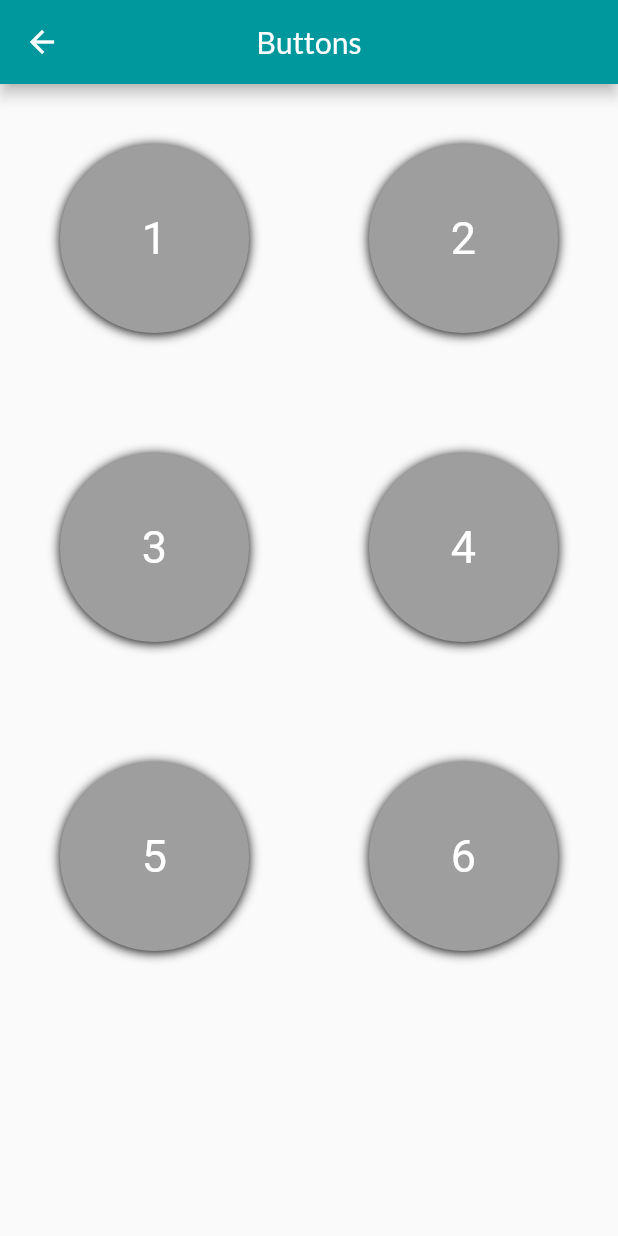
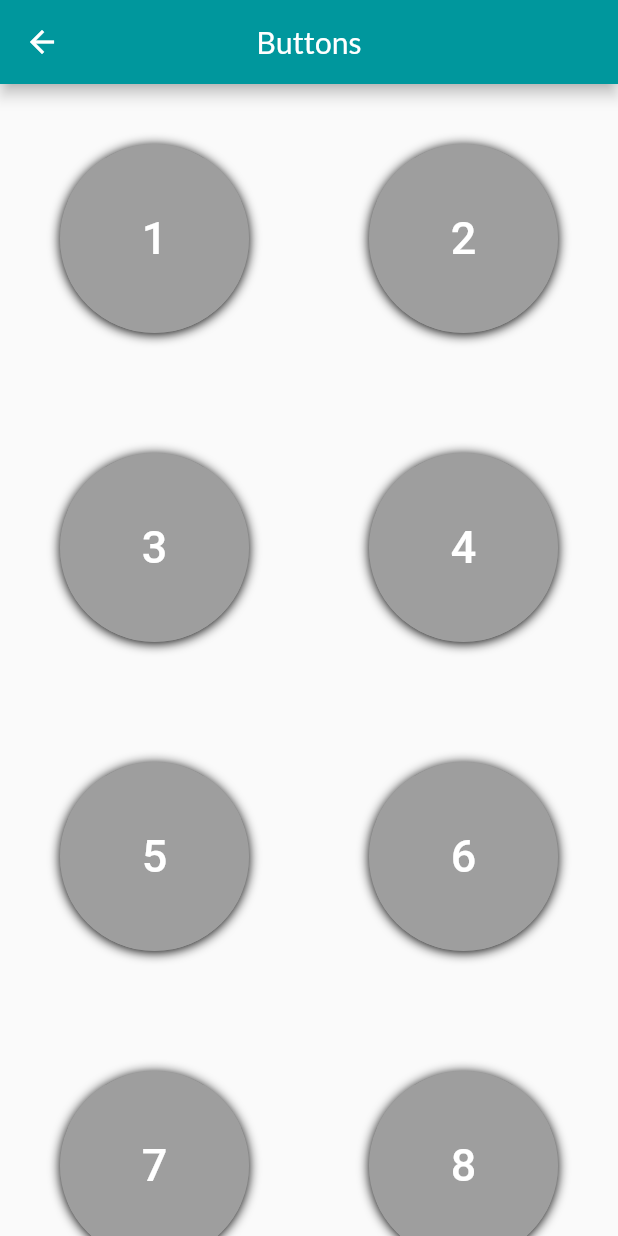
Before and after one commit to shanindur/flutter-bluetooth-controller, a Flutter app: the ButtonScreen screen opened directly, on a phone screen of 412 x 824 dp. Run offline on Flutter 3.47's test engine with Material 2 defaults, Android fonts, the phone set to English and light mode, and no system bars; our stand-ins replace flutter_bluetooth_serial, flutter_switch, vibration.

Commit message:
Added raised button

```diff
--- a/application/lib/screens/button_screen.dart
+++ b/application/lib/screens/button_screen.dart
@@ -62,11 +62,6 @@ class _ButtonScreenState extends State<ButtonScreen> {
         children: <Widget>[
           Padding(
               padding: const EdgeInsets.all(40.0),
-          child: InkWell(
-            onTap: (){
-              _sendMessageToBluetooth("1");
-            },
-            borderRadius: BorderRadius.circular(50.0),
               child: Container(
                 decoration: BoxDecoration(
                   shape: BoxShape.circle,
@@ -79,21 +74,24 @@ class _ButtonScreenState extends State<ButtonScreen> {
                     ),
                   ],
                 ),
-              child: Center(child: Text("1",
+                child: ClipOval(
+                  child: RaisedButton(
+                    onPressed: () {
+                      _sendMessageToBluetooth("1");
+                      Vibration.vibrate(duration: 100);
+                    },
+                    color: Colors.grey,
+                    child: Text("1",
                       style: TextStyle(
                           color: Colors.white,
                           fontSize: 30.0
-              ),)),
+                      ),),
                   ),
                 ),
+              )
           ),
           Padding(
               padding: const EdgeInsets.all(40.0),
-            child: InkWell(
-              onTap: (){
-                _sendMessageToBluetooth("2");
-              },
-              borderRadius: BorderRadius.circular(100.0),
               child: Container(
                 decoration: BoxDecoration(
                   shape: BoxShape.circle,
@@ -106,21 +104,24 @@ class _ButtonScreenState extends State<ButtonScreen> {
                     ),
                   ],
                 ),
-                child: Center(child: Text("2",
+                child: ClipOval(
+                  child: RaisedButton(
+                    onPressed: () {
+                      _sendMessageToBluetooth("2");
+                      Vibration.vibrate(duration: 100);
+                    },
+                    color: Colors.grey,
+                    child: Text("2",
                       style: TextStyle(
                           color: Colors.white,
                           fontSize: 30.0
-                  ),)),
+                      ),),
                   ),
                 ),
+              )
           ),
           Padding(
               padding: const EdgeInsets.all(40.0),
-            child: InkWell(
-              onTap: (){
-                _sendMessageToBluetooth("3");
-              },
-              borderRadius: BorderRadius.circular(50.0),
               child: Container(
                 decoration: BoxDecoration(
                   shape: BoxShape.circle,
@@ -133,21 +134,24 @@ class _ButtonScreenState extends State<ButtonScreen> {
                     ),
                   ],
                 ),
-                child: Center(child: Text("3",
+                child: ClipOval(
+                  child: RaisedButton(
+                    onPressed: () {
+                      _sendMessageToBluetooth("3");
+                      Vibration.vibrate(duration: 100);
+                    },
+                    color: Colors.grey,
+                    child: Text("3",
                       style: TextStyle(
                           color: Colors.white,
                           fontSize: 30.0
-                  ),)),
+                      ),),
                   ),
                 ),
+              )
           ),
           Padding(
               padding: const EdgeInsets.all(40.0),
-            child: InkWell(
-              onTap: (){
-                _sendMessageToBluetooth("4");
-              },
-              borderRadius: BorderRadius.circular(50.0),
               child: Container(
                 decoration: BoxDecoration(
                   shape: BoxShape.circle,
@@ -160,21 +164,24 @@ class _ButtonScreenState extends State<ButtonScreen> {
                     ),
                   ],
                 ),
-                child: Center(child: Text("4",
+                child: ClipOval(
+                  child: RaisedButton(
+                    onPressed: () {
+                      _sendMessageToBluetooth("4");
+                      Vibration.vibrate(duration: 100);
+                    },
+                    color: Colors.grey,
+                    child: Text("4",
                       style: TextStyle(
                           color: Colors.white,
                           fontSize: 30.0
-                  ),)),
+                      ),),
                   ),
                 ),
+              )
           ),
           Padding(
               padding: const EdgeInsets.all(40.0),
-            child: InkWell(
-              onTap: (){
-                _sendMessageToBluetooth("5");
-              },
-              borderRadius: BorderRadius.circular(50.0),
               child: Container(
                 decoration: BoxDecoration(
                   shape: BoxShape.circle,
@@ -187,21 +194,24 @@ class _ButtonScreenState extends State<ButtonScreen> {
                     ),
                   ],
                 ),
-                child: Center(child: Text("5",
+                child: ClipOval(
+                  child: RaisedButton(
+                    onPressed: () {
+                      _sendMessageToBluetooth("5");
+                      Vibration.vibrate(duration: 100);
+                    },
+                    color: Colors.grey,
+                    child: Text("5",
                       style: TextStyle(
                           color: Colors.white,
                           fontSize: 30.0
-                  ),)),
+                      ),),
                   ),
                 ),
+              )
           ),
           Padding(
               padding: const EdgeInsets.all(40.0),
-            child: GestureDetector(
-              onTap: (){
-                Vibration.vibrate(duration: 1000);
-                _sendMessageToBluetooth("6");
-              },
               child: Container(
                 decoration: BoxDecoration(
                   shape: BoxShape.circle,
@@ -214,13 +224,81 @@ class _ButtonScreenState extends State<ButtonScreen> {
                     ),
                   ],
                 ),
-                child: Center(child: Text("6",
+                child: ClipOval(
+                  child: RaisedButton(
+                    onPressed: () {
+                      _sendMessageToBluetooth("6");
+                      Vibration.vibrate(duration: 100);
+                    },
+                    color: Colors.grey,
+                    child: Text("6",
                       style: TextStyle(
                           color: Colors.white,
                           fontSize: 30.0
-                  ),)),
+                      ),),
                   ),
                 ),
+              )
+          ),
+          Padding(
+              padding: const EdgeInsets.all(40.0),
+              child: Container(
+                decoration: BoxDecoration(
+                  shape: BoxShape.circle,
+                  color: Colors.grey,
+                  boxShadow: [
+                    BoxShadow(
+                      color: Colors.black,
+                      offset: Offset(0.0, 1.0), //(x,y)
+                      blurRadius: 6.0,
+                    ),
+                  ],
+                ),
+                child: ClipOval(
+                  child: RaisedButton(
+                    onPressed: () {
+                      _sendMessageToBluetooth("7");
+                      Vibration.vibrate(duration: 100);
+                    },
+                    color: Colors.grey,
+                    child: Text("7",
+                      style: TextStyle(
+                          color: Colors.white,
+                          fontSize: 30.0
+                      ),),
+                  ),
+                ),
+              )
+          ),
+          Padding(
+              padding: const EdgeInsets.all(40.0),
+              child: Container(
+                decoration: BoxDecoration(
+                  shape: BoxShape.circle,
+                  color: Colors.grey,
+                  boxShadow: [
+                    BoxShadow(
+                      color: Colors.black,
+                      offset: Offset(0.0, 1.0), //(x,y)
+                      blurRadius: 6.0,
+                    ),
+                  ],
+                ),
+                child: ClipOval(
+                  child: RaisedButton(
+                    onPressed: () {
+                      _sendMessageToBluetooth("8");
+                      Vibration.vibrate(duration: 100);
+                    },
+                    color: Colors.grey,
+                    child: Text("8",
+                      style: TextStyle(
+                          color: Colors.white,
+                          fontSize: 30.0
+                      ),),
+                  ),
+                ),
+              )
           ),
         ],
       )
@@ -232,7 +310,6 @@ class _ButtonScreenState extends State<ButtonScreen> {
   void _sendMessageToBluetooth(String value) async {
 
       widget.connection.output.add(utf8.encode(value.toString()));
-      show('Press button ' + value.toString());
       await widget.connection.output.allSent;
 
   }
--- a/application/lib/screens/switch_screen.dart
+++ b/application/lib/screens/switch_screen.dart
@@ -86,13 +86,11 @@ class _SwitchScreenState extends State<SwitchScreen> {
   void _sendMessageToBluetooth(bool value) async {
     if(value){
       widget.connection.output.add(utf8.encode("1"));
-      show('Device Turned On');
       setState(() {
         _switchState = true; // switch on
       });
     }else{
       widget.connection.output.add(utf8.encode("0"));
-      show('Device Turned Off');
       setState(() {
         _switchState = false; // switch off
       });
```
Also changed, not shown: application/lib/screens/terminal_screen.dart (+19 -5 lines), 1 other file. Lines whose indentation alone changed are shown as unchanged.
